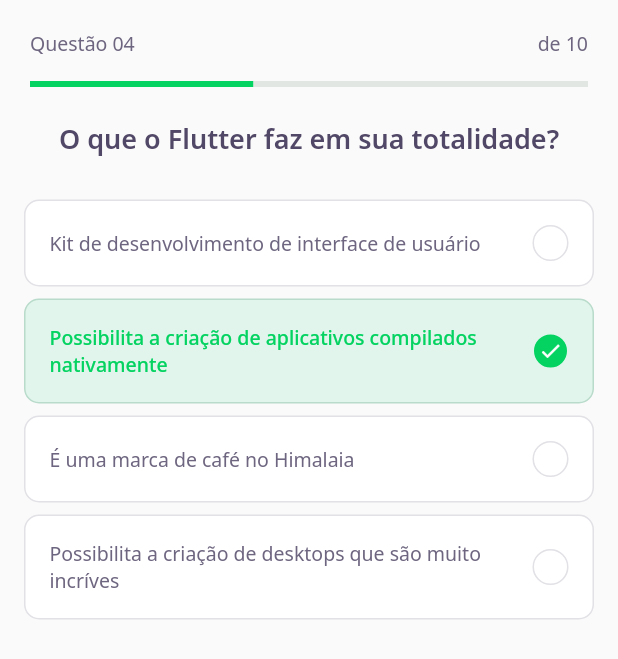
After one commit to DanSilva41/dev_quiz, a Flutter app: the screen it shows after launch, after a tap on "Gerenciamento de Estado", on a phone screen of 412 x 824 dp. The commit adds this screen. Shown: the top 659 px of the screen. Run offline on Flutter 3.47's test engine with Material 2 defaults, Android fonts, the phone set to English and light mode, and no system bars; our stand-ins replace google_fonts.

Commit message:
Criação de tela com Desafio

```diff
--- /dev/null
+++ b/lib/challenge/challenge_page.dart
@@ -0,0 +1,23 @@
+import 'package:dev_quiz/challenge/widgets/question_indicator/question_indicator_widget.dart';
+import 'package:dev_quiz/challenge/widgets/quiz/quiz_widget.dart';
+import 'package:flutter/material.dart';
+
+class ChallengePage extends StatefulWidget {
+  ChallengePage({Key? key}) : super(key: key);
+
+  @override
+  _ChallengePageState createState() => _ChallengePageState();
+}
+
+class _ChallengePageState extends State<ChallengePage> {
+  @override
+  Widget build(BuildContext context) {
+    return Scaffold(
+      appBar: PreferredSize(
+        preferredSize: Size.fromHeight(80),
+        child: SafeArea(top: true, child: QuestionIndicatorWidget()),
+      ),
+      body: QuizWidget(title: 'O que o Flutter faz em sua totalidade?'),
+    );
+  }
+}
--- /dev/null
+++ b/lib/challenge/widgets/answer/answer_widget.dart
@@ -0,0 +1,68 @@
+import 'package:dev_quiz/core/core.dart';
+import 'package:flutter/material.dart';
+
+class AnswerWidget extends StatelessWidget {
+  final String text;
+  final bool right;
+  final bool selected;
+
+  const AnswerWidget(
+      {Key? key, required this.text, this.right = false, this.selected = false})
+      : super(key: key);
+
+  @override
+  Widget build(BuildContext context) {
+    return Padding(
+      padding: const EdgeInsets.symmetric(horizontal: 16, vertical: 4),
+      child: Container(
+        padding: const EdgeInsets.all(16.0),
+        decoration: BoxDecoration(
+            color: selected ? _selectedColorCardRight : AppColors.white,
+            borderRadius: BorderRadius.circular(10),
+            border: Border.fromBorderSide(BorderSide(
+                color:
+                    selected ? _selectedBorderCardRight : AppColors.border))),
+        child: Row(
+          mainAxisAlignment: MainAxisAlignment.spaceBetween,
+          children: [
+            Expanded(
+              child: Text(
+                this.text,
+                style: selected ? _selectedTextStyleRight : AppTextStyles.body,
+              ),
+            ),
+            Container(
+                height: 24,
+                width: 24,
+                decoration: BoxDecoration(
+                    color: selected ? _selectedColorRight : AppColors.white,
+                    borderRadius: BorderRadius.circular(500),
+                    border: Border.fromBorderSide(BorderSide(
+                        color: selected
+                            ? _selectedBorderRight
+                            : AppColors.border))),
+                child: selected
+                    ? Icon(Icons.check, color: AppColors.white, size: 16)
+                    : null)
+          ],
+        ),
+      ),
+    );
+  }
+
+  Color get _selectedColorRight =>
+      right ? AppColors.darkGreen : AppColors.darkRed;
+
+  Color get _selectedBorderRight =>
+      right ? AppColors.lightGreen : AppColors.lightRed;
+
+  Color get _selectedColorCardRight =>
+      right ? AppColors.lightGreen : AppColors.lightRed;
+
+  Color get _selectedBorderCardRight => right ? AppColors.green : AppColors.red;
+
+  TextStyle get _selectedTextStyleRight =>
+      right ? AppTextStyles.bodyDarkGreen : AppTextStyles.bodyDarkRed;
+
+  IconData get _selectedIconRight => right ? Icons.check : Icons.close;
+}
--- /dev/null
+++ b/lib/challenge/widgets/question_indicator/question_indicator_widget.dart
@@ -0,0 +1,28 @@
+import 'package:dev_quiz/core/core.dart';
+import 'package:dev_quiz/shared/widgets/progress_indicator/progress_indicator_widget.dart';
+import 'package:flutter/material.dart';
+
+class QuestionIndicatorWidget extends StatelessWidget {
+  const QuestionIndicatorWidget({Key? key}) : super(key: key);
+
+  @override
+  Widget build(BuildContext context) {
+    return Container(
+      padding: const EdgeInsets.symmetric(horizontal: 20),
+      child: Column(children: [
+        SizedBox(height: 20),
+        Row(
+          mainAxisAlignment: MainAxisAlignment.spaceBetween,
+          children: [
+            Text("Questão 04", style: AppTextStyles.body),
+            Text("de 10", style: AppTextStyles.body)
+          ],
+        ),
+        SizedBox(height: 16),
+        ProgressIndicatorWidget(
+          value: .4,
+        )
+      ]),
+    );
+  }
+}
--- /dev/null
+++ b/lib/challenge/widgets/quiz/quiz_widget.dart
@@ -0,0 +1,37 @@
+import 'package:dev_quiz/challenge/widgets/answer/answer_widget.dart';
+import 'package:dev_quiz/core/app_text_styles.dart';
+import 'package:flutter/material.dart';
+
+class QuizWidget extends StatelessWidget {
+  final String title;
+  const QuizWidget({Key? key, required this.title}) : super(key: key);
+
+  @override
+  Widget build(BuildContext context) {
+    return Container(
+      child: Column(
+        children: [
+          Text(this.title, style: AppTextStyles.heading),
+          SizedBox(height: 24),
+          AnswerWidget(
+              text: 'Kit de desenvolvimento de interface de usuário',
+              right: false,
+              selected: false),
+          AnswerWidget(
+              text:
+                  'Possibilita a criação de aplicativos compilados nativamente',
+              right: true,
+              selected: true),
+          AnswerWidget(
+              text: 'É uma marca de café no Himalaia',
+              right: false,
+              selected: false),
+          AnswerWidget(
+              text: 'Possibilita a criação de desktops que são muito incríves',
+              right: false,
+              selected: false),
+        ],
+      ),
+    );
+  }
+}
--- a/lib/home/home_page.dart
+++ b/lib/home/home_page.dart
@@ -4,7 +4,7 @@ import 'package:dev_quiz/home/widgets/quiz_card/quiz_card_widget.dart';
 import 'package:flutter/material.dart';
 
 class HomePage extends StatefulWidget {
-  HomePage({Key key}) : super(key: key);
+  HomePage({Key? key}) : super(key: key);
 
   @override
   _HomePageState createState() => _HomePageState();
--- a/lib/home/widgets/chart/chart_widget.dart
+++ b/lib/home/widgets/chart/chart_widget.dart
@@ -3,7 +3,7 @@ import 'package:dev_quiz/core/app_text_styles.dart';
 import 'package:flutter/material.dart';
 
 class ChartWidget extends StatelessWidget {
-  const ChartWidget({Key key}) : super(key: key);
+  const ChartWidget({Key? key}) : super(key: key);
 
   @override
   Widget build(BuildContext context) {
--- a/lib/home/widgets/quiz_card/quiz_card_widget.dart
+++ b/lib/home/widgets/quiz_card/quiz_card_widget.dart
@@ -1,19 +1,29 @@
+import 'package:dev_quiz/challenge/challenge_page.dart';
 import 'package:dev_quiz/core/core.dart';
+import 'package:dev_quiz/shared/widgets/progress_indicator/progress_indicator_widget.dart';
 import 'package:flutter/material.dart';
 
 class QuizCardWidget extends StatelessWidget {
-  const QuizCardWidget({Key key}) : super(key: key);
+  const QuizCardWidget({Key? key}) : super(key: key);
 
   @override
   Widget build(BuildContext context) {
-    return Container(
+    return GestureDetector(
+      onTap: () => Navigator.push(
+        context,
+        MaterialPageRoute(builder: (context) {
+          return ChallengePage();
+        }),
+      ),
+      child: Container(
         padding: const EdgeInsets.all(16),
         decoration: BoxDecoration(
             border: Border.fromBorderSide(BorderSide(color: AppColors.border)),
             color: AppColors.white,
             borderRadius: BorderRadius.circular(10)),
         child: Column(crossAxisAlignment: CrossAxisAlignment.start, children: [
-        Container(height: 40, width: 40, child: Image.asset(AppImages.blocks)),
+          Container(
+              height: 40, width: 40, child: Image.asset(AppImages.blocks)),
           SizedBox(height: 24),
           Text("Gerenciamento de Estado", style: AppTextStyles.heading15),
           SizedBox(height: 24),
@@ -23,16 +33,14 @@ class QuizCardWidget extends StatelessWidget {
                   flex: 1, child: Text("3 de 10", style: AppTextStyles.body11)),
               Expanded(
                 flex: 2,
-              child: LinearProgressIndicator(
+                child: ProgressIndicatorWidget(
                   value: .3,
-                backgroundColor: AppColors.chartSecondary,
-                valueColor:
-                    AlwaysStoppedAnimation<Color>(AppColors.chartPrimary),
                 ),
               )
             ],
           )
         ]),
+      ),
     );
   }
 }
--- a/lib/home/widgets/score_card/score_card_widget.dart
+++ b/lib/home/widgets/score_card/score_card_widget.dart
@@ -3,7 +3,7 @@ import 'package:dev_quiz/home/widgets/chart/chart_widget.dart';
 import 'package:flutter/material.dart';
 
 class ScoreCardWidget extends StatelessWidget {
-  const ScoreCardWidget({Key key}) : super(key: key);
+  const ScoreCardWidget({Key? key}) : super(key: key);
 
   @override
   Widget build(BuildContext context) {
--- /dev/null
+++ b/lib/shared/widgets/progress_indicator/progress_indicator_widget.dart
@@ -0,0 +1,17 @@
+import 'package:dev_quiz/core/core.dart';
+import 'package:flutter/material.dart';
+
+class ProgressIndicatorWidget extends StatelessWidget {
+  final double value;
+  const ProgressIndicatorWidget({Key? key, required this.value})
+      : super(key: key);
+
+  @override
+  Widget build(BuildContext context) {
+    return LinearProgressIndicator(
+      value: this.value,
+      backgroundColor: AppColors.chartSecondary,
+      valueColor: AlwaysStoppedAnimation<Color>(AppColors.chartPrimary),
+    );
+  }
+}
--- a/lib/splash/splash_page.dart
+++ b/lib/splash/splash_page.dart
@@ -2,7 +2,7 @@ import 'package:dev_quiz/core/core.dart';
 import 'package:flutter/material.dart';
 
 class SplashPage extends StatelessWidget {
-  const SplashPage({Key key}) : super(key: key);
+  const SplashPage({Key? key}) : super(key: key);
 
   @override
   Widget build(BuildContext context) {
--- a/pubspec.yaml
+++ b/pubspec.yaml
@@ -3,7 +3,7 @@ description: DevQuiz - NLW#5
 version: 1.0.0+1
 
 environment:
-  sdk: ">=2.7.0 <3.0.0"
+  sdk: '>=2.12.0 <3.0.0'
 
 dependencies:
   flutter:
```
Lines whose indentation alone changed are shown as unchanged.
